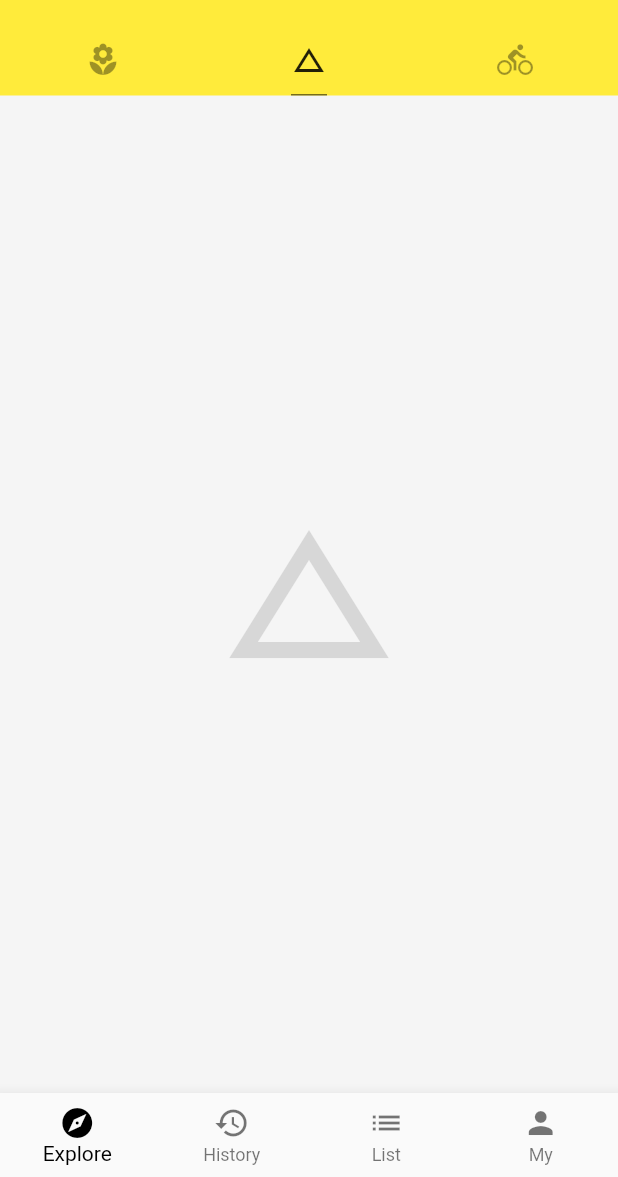
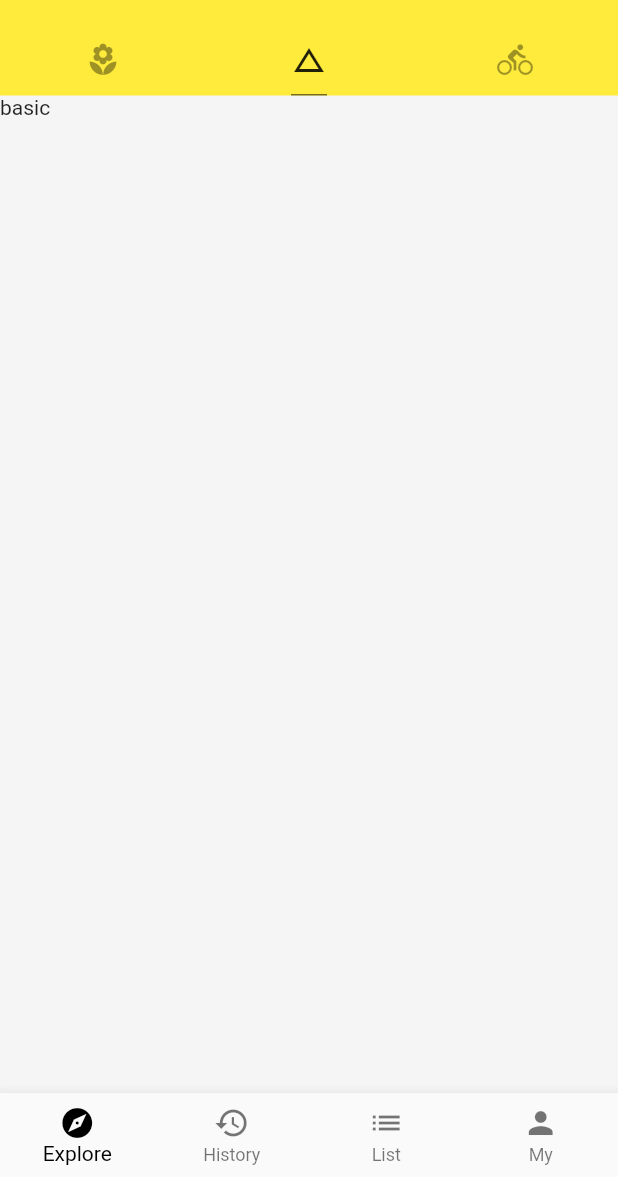
Before and after one commit to ychow/ychow_flutter, a Flutter app: the screen it shows after launch, tab 2 chosen, on a phone screen of 412 x 824 dp, the part 59-1236 px from its top. Run offline on Flutter 3.47's test engine with Material 2 defaults, Android fonts, the phone set to English and light mode, and no system bars; network calls fail.

Commit message:
feat: add basic_demo

```diff
--- /dev/null
+++ b/lib/demo/Basic_demo.dart
@@ -0,0 +1,9 @@
+import 'package:flutter/material.dart';
+
+class BasicDemo extends StatelessWidget {
+  @override
+  Widget build(BuildContext context) {
+    // TODO: implement build
+    return Text('basic');
+  }
+}
--- a/lib/main.dart
+++ b/lib/main.dart
@@ -2,6 +2,7 @@ import 'package:flutter/material.dart';
 import 'demo/ListView_demo.dart';
 import 'demo/Drawer_demo.dart';
 import 'demo/Bottom_navigation_bar_demo.dart';
+import 'demo/Basic_demo.dart';
 
 void main() => runApp(App());
 
@@ -59,7 +60,8 @@ class Home extends StatelessWidget {
         body: TabBarView(
           children: <Widget>[
             ListViewDemo(),
-            Icon(Icons.change_history, size: 128.0, color: Colors.black12),
+            // Icon(Icons.change_history, size: 128.0, color: Colors.black12),
+            BasicDemo(),
             Icon(Icons.directions_bike, size: 128.0, color: Colors.black12),
           ],
         ),
```
